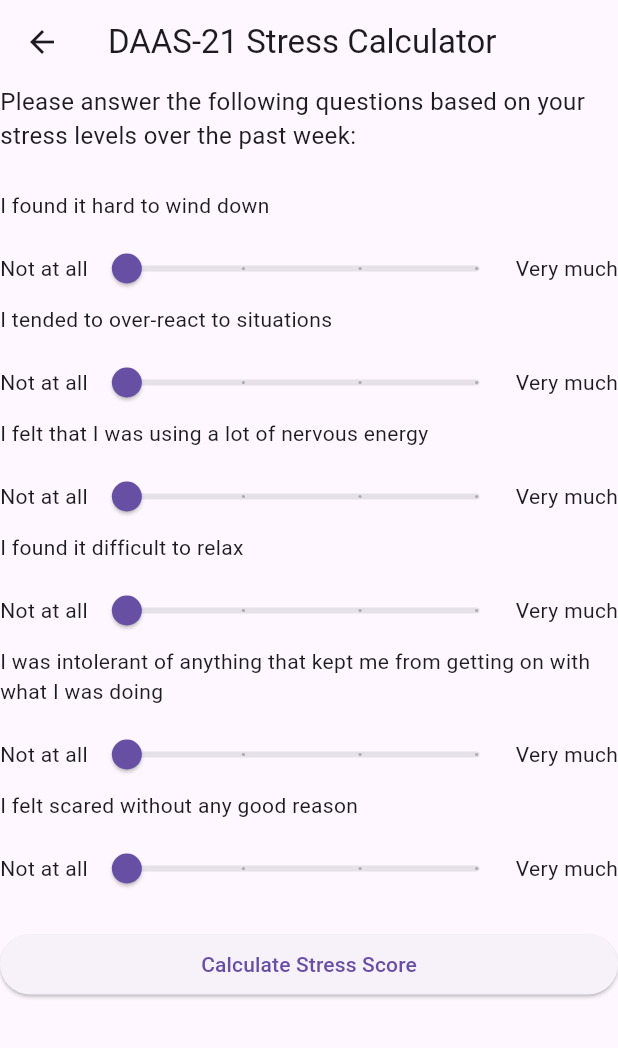
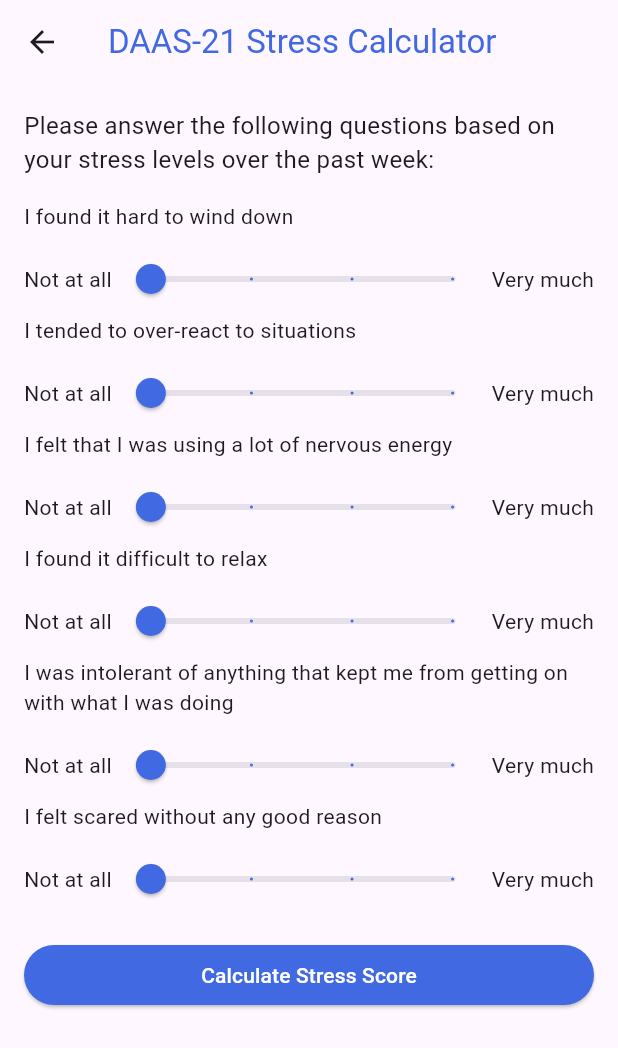
Before and after one commit to asiripr/priolearn, a Flutter app: the StressQuestionsPage screen opened directly, on a phone screen of 412 x 824 dp. Shown: the top 1048 px of the screen. Run offline on Flutter 3.47's test engine with Material 3 defaults, Android fonts, the phone set to English and light mode, and no system bars; our stand-ins replace audioplayers, cloud_firestore, firebase_auth, firebase_core; missing offline and left inert: molten_navigationbar_flutter; accounts and stored records are empty.

Commit message:
Updated Mood_check page

```diff
--- a/lib/mindfulness/Mood_check.dart
+++ b/lib/mindfulness/Mood_check.dart
@@ -1,10 +1,24 @@
 import 'package:flutter/material.dart';
 
+void main() {
+  runApp(MyApp());
+}
+
+class MyApp extends StatelessWidget {
+  @override
+  Widget build(BuildContext context) {
+    return MaterialApp(
+      title: 'Stress Calculator',
+      theme: ThemeData(
+        primaryColor: Color(0xFF4169E1), // Set primary color to royal blue
+      ),
+      home: StressQuestionsPage(),
+    );
+  }
+}
+
 class StressQuestionsPage extends StatefulWidget {
-  const StressQuestionsPage({super.key});
-
   @override
-  // ignore: library_private_types_in_public_api
   _StressQuestionsPageState createState() => _StressQuestionsPageState();
 }
 
@@ -15,16 +29,21 @@ class _StressQuestionsPageState extends State<StressQuestionsPage> {
   Widget build(BuildContext context) {
     return Scaffold(
       appBar: AppBar(
-        title: Text('DAAS-21 Stress Calculator'),
+        title: Text(
+          'DAAS-21 Stress Calculator',
+          style: TextStyle(color: Color(0xFF4169E1)), // Set text color to white
+        ),
       ),
-      body: SingleChildScrollView(
+      body: Padding(
+        padding: EdgeInsets.all(16.0),
         child: Column(
           crossAxisAlignment: CrossAxisAlignment.stretch,
           children: [
-            const Text('Please answer the following questions based on your stress levels over the past week:',
+            Text(
+              'Please answer the following questions based on your stress levels over the past week:',
               style: TextStyle(fontSize: 16.0),
             ),
-            SizedBox(height: 25.0),
+            SizedBox(height: 16.0),
             StressQuestion(
               question: 'I found it hard to wind down',
               onChanged: (int value) {
@@ -89,7 +108,12 @@ class _StressQuestionsPageState extends State<StressQuestionsPage> {
                   },
                 );
               },
-              child: Text('Calculate Stress Score'),
+              style: ElevatedButton.styleFrom(
+                backgroundColor: Color(
+                    0xFF4169E1), // Set button background color to royal blue
+              ),
+              child: Text('Calculate Stress Score',
+                  style: TextStyle(color: Colors.white)),
             ),
           ],
         ),
@@ -124,9 +148,11 @@ class StressQuestion extends StatefulWidget {
   final String question;
   final ValueChanged<int> onChanged;
 
-  const StressQuestion(
-      {Key? key, required this.question, required this.onChanged})
-      : super(key: key);
+  const StressQuestion({
+    Key? key,
+    required this.question,
+    required this.onChanged,
+  }) : super(key: key);
 
   @override
   _StressQuestionState createState() => _StressQuestionState();
@@ -152,6 +178,7 @@ class _StressQuestionState extends State<StressQuestion> {
                 min: 0,
                 max: 3,
                 divisions: 3,
+                activeColor: Color(0xFF4169E1),
                 onChanged: (double value) {
                   setState(() {
                     _value = value.toInt();
```
